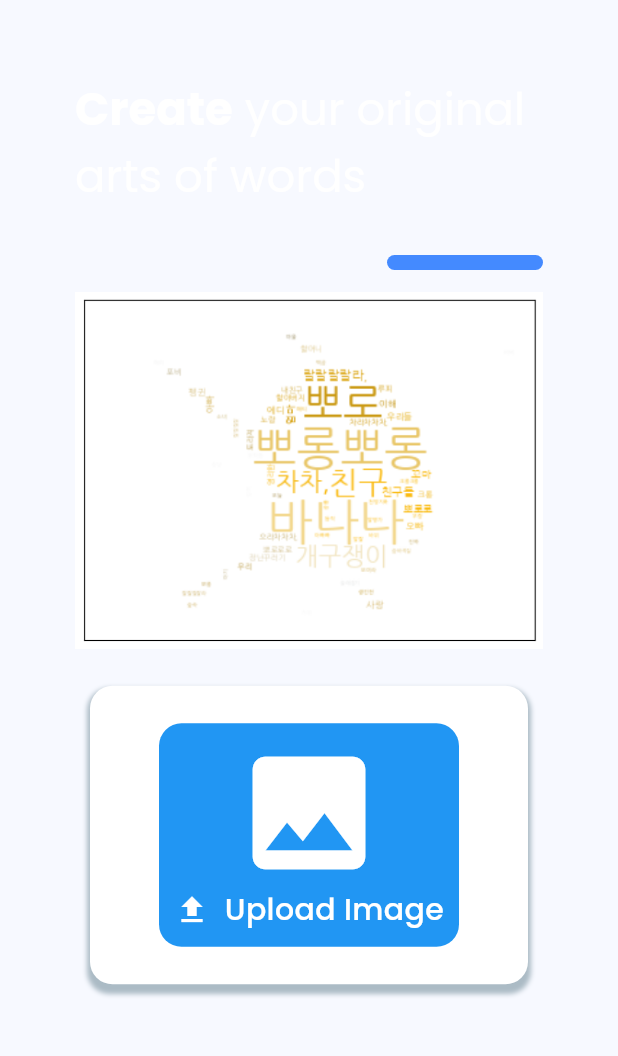
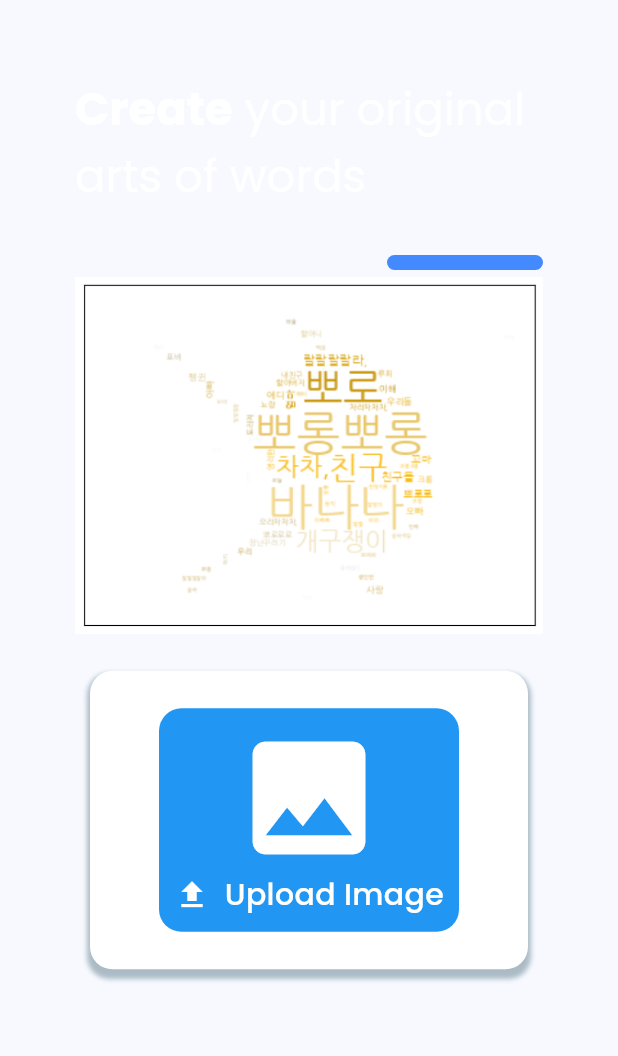
Before and after one commit to Deopoler/word-cloud-kintex, a Flutter app: the screen it shows after launch, on a phone screen of 412 x 824 dp, the part 150-1206 px from its top. Run offline on Flutter 3.47's test engine with Material 2 defaults, Android fonts, the phone set to English and light mode, and no system bars; our stand-ins replace google_fonts, image_picker.

Commit message:
style: change tab bar padding

```diff
--- a/lib/widgets/example_image_tabbar_widget.dart
+++ b/lib/widgets/example_image_tabbar_widget.dart
@@ -74,9 +74,6 @@ class _ExampleImageTabBarState extends State<ExampleImageTabBar>
             ),
           ),
         ),
-        const SizedBox(
-          height: 10,
-        ),
         SizedBox(
           height: screenHeight * 0.3,
           child: TabBarView(
```
